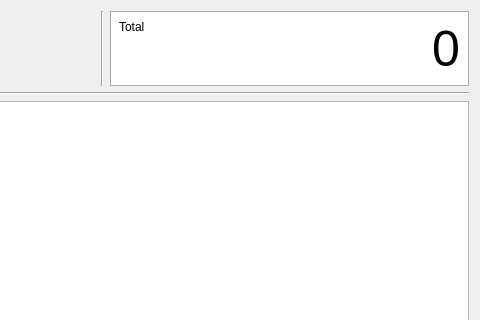
Old version of the form libgui/cashier/cashierwidget.ui in the repository apinprastya/sultan; both pictures show x 324 to 804 and y 0 to 320 of the 804 by 527 pixel window.
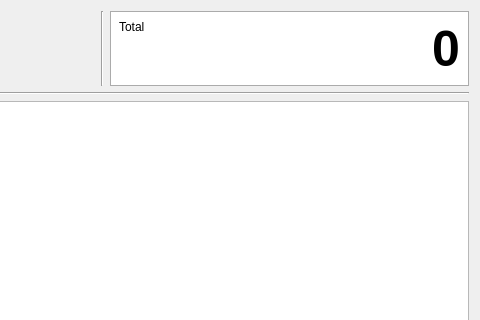
New version of the form. Icons and pictures are not drawn.

Patch:
```diff
--- a/libgui/cashier/cashierwidget.ui
+++ b/libgui/cashier/cashierwidget.ui
@@ -169,7 +169,7 @@
              </sizepolicy>
             </property>
             <property name="styleSheet">
-             <string notr="true">font-size: 50px; border: none;</string>
+             <string notr="true">font: bold; color: black; font-size: 50px; border: none;</string>
             </property>
             <property name="text">
              <string>0</string>
```
Left out of the diff: 6 changed lines with no effect on the pictures.
